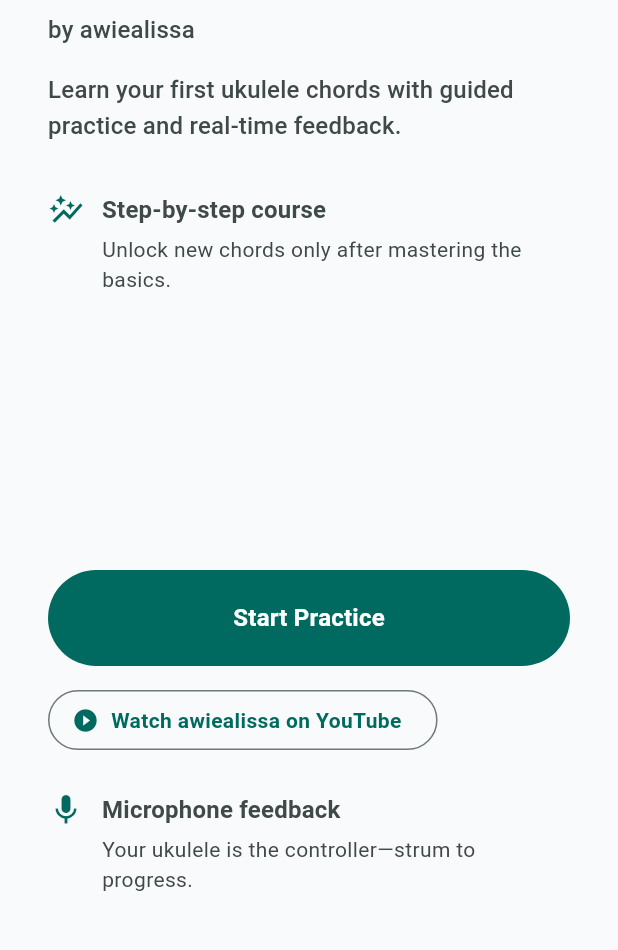
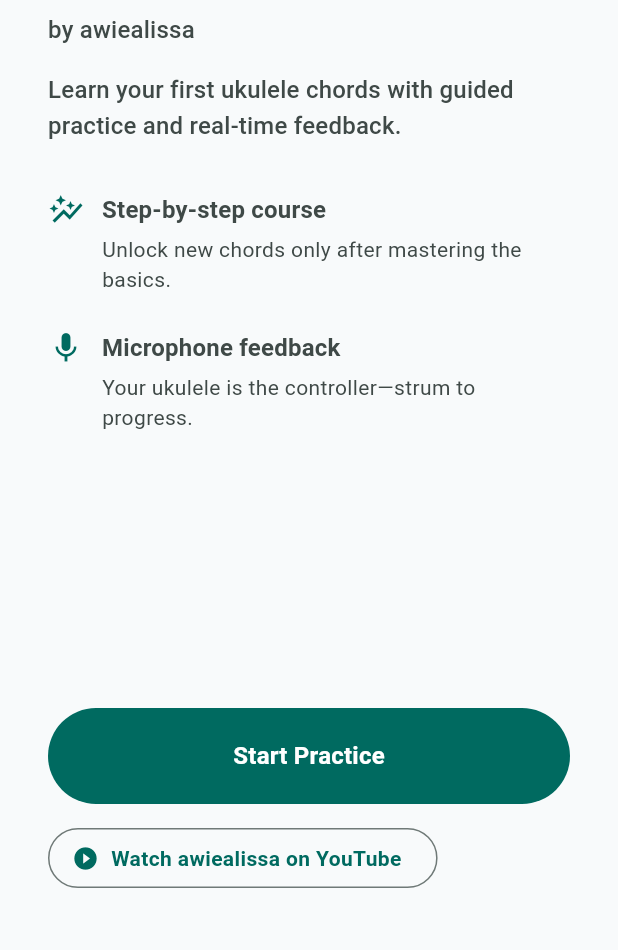
Before and after one commit to SleyAI/Ukitar, a Flutter app: the screen it shows after launch, on a phone screen of 412 x 824 dp, the part 234-1184 px from its top. Run offline on Flutter 3.47's test engine with Material 3 defaults, Android fonts, the phone set to English and light mode, and no system bars; our stand-ins replace permission_handler; missing offline and left inert: dart:html, flutter_fft.

Commit message:
Adjust home screen feature layout

```diff
--- a/lib/screens/home_screen.dart
+++ b/lib/screens/home_screen.dart
@@ -45,6 +45,12 @@ class HomeScreen extends StatelessWidget {
               title: 'Step-by-step course',
               description: 'Unlock new chords only after mastering the basics.',
             ),
+            const SizedBox(height: 24),
+            _FeatureBullet(
+              icon: Icons.mic,
+              title: 'Microphone feedback',
+              description: 'Your ukulele is the controller—strum to progress.',
+            ),
             const Spacer(),
             SizedBox(
               width: double.infinity,
@@ -78,12 +84,6 @@ class HomeScreen extends StatelessWidget {
                   ),
                 ),
               ),
-            ),
-            const SizedBox(height: 24),
-            _FeatureBullet(
-              icon: Icons.mic,
-              title: 'Microphone feedback',
-              description: 'Your ukulele is the controller—strum to progress.',
             ),
             const SizedBox(height: 24),
           ],
```
